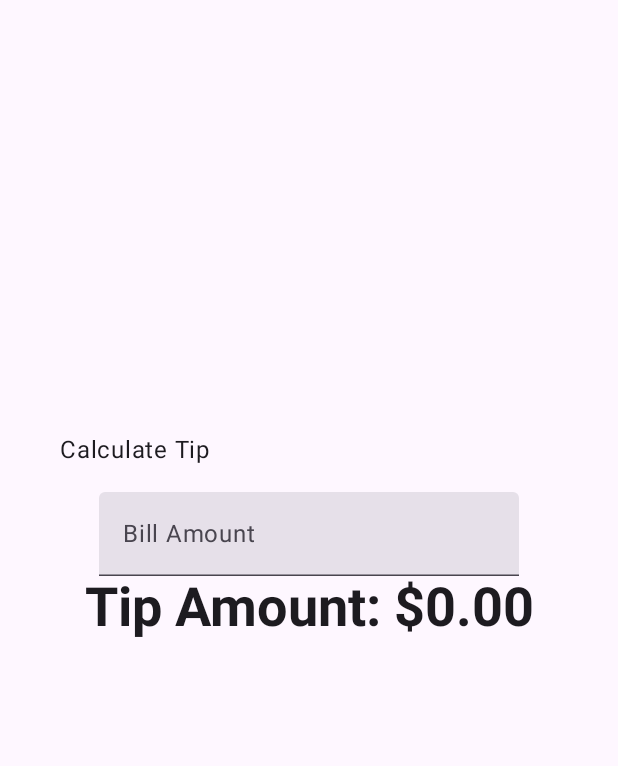
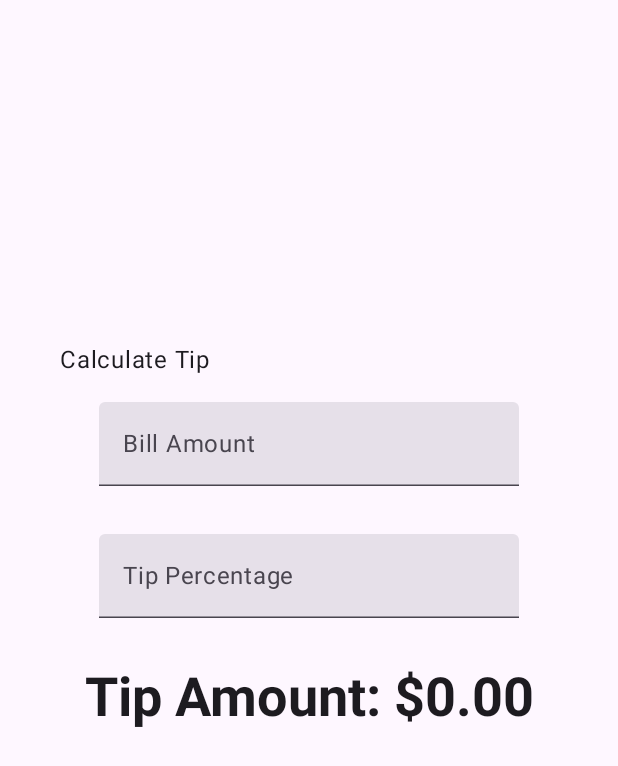
Before and after one commit to curiose/Tip_Calculator, an Android app built with Jetpack Compose: the screen it shows after launch (MainActivity), on a phone screen of 412 x 824 dp. Shown: the top 766 px of the screen. Run offline under Robolectric (Android 15) with nearby library versions, the phone set to English and light mode, and no system bars.

```diff
--- a/app/src/main/java/com/example/tiptime/MainActivity.kt
+++ b/app/src/main/java/com/example/tiptime/MainActivity.kt
@@ -19,6 +19,7 @@ import android.os.Bundle
 import androidx.activity.ComponentActivity
 import androidx.activity.compose.setContent
 import androidx.activity.enableEdgeToEdge
+import androidx.annotation.StringRes
 import androidx.compose.foundation.layout.Arrangement
 import androidx.compose.foundation.layout.Column
 import androidx.compose.foundation.layout.Spacer
@@ -71,8 +72,13 @@ fun TipTimeLayout() {
     }  //строка, потому что ввод через textfiled строковый элемент
 
     val amount = amountInput.toDoubleOrNull() ?: 0.0 // переводит строку в double или вернет 0.0 если значение null
-    val tip = calculateTip(amount)
 
+    var tipInput by remember {
+        mutableStateOf("")
+    }
+    val tipPercent = tipInput.toDoubleOrNull() ?: 0.0
+
+    val tip = calculateTip(amount, tipPercent)
     Column(
         modifier = Modifier
             .statusBarsPadding()
@@ -88,21 +94,32 @@ fun TipTimeLayout() {
                 .align(alignment = Alignment.Start)
         )
         EditNumberField(
+            label = R.string.bill_amount,
             value = amountInput,
             onValueChange = {amountInput = it},
             modifier = Modifier
-            .padding(bottom = 32.dp)
-            .fillMaxWidth())
-        Text(
-            text = stringResource(R.string.tip_amount, tip),
-            style = MaterialTheme.typography.displaySmall
+                .fillMaxWidth()
         )
+        Spacer(modifier =Modifier.height(32.dp))
+        EditNumberField(
+            label = R.string.how_was_the_service,
+            value = tipInput,
+            onValueChange = {tipInput = it},
+            modifier = Modifier
+                .fillMaxWidth()
+            )
+                Text(
+                    text = stringResource(R.string.tip_amount, tip),
+                    style = MaterialTheme.typography.displaySmall,
+                    modifier = Modifier.padding(top = 32.dp)
+                )
         Spacer(modifier = Modifier.height(150.dp))
     }
 }
 
 @Composable
-fun EditNumberField(
+fun EditNumberField( //эта функция создает поле TextField
+    @StringRes label: Int, //Аннотация @StringRes — это типобезопасный способ использования строковых ресурсов.
     value: String,
     onValueChange: (String) -> Unit,
     modifier: Modifier = Modifier) {
@@ -111,7 +128,7 @@ fun EditNumberField(
         value = value,
         onValueChange = onValueChange,
         singleLine = true,
-        label = {Text(stringResource(R.string.bill_amount))},
+        label = {Text(stringResource(label))},
         keyboardOptions = KeyboardOptions(keyboardType = KeyboardType.Number),
         modifier = Modifier,
     )
```
